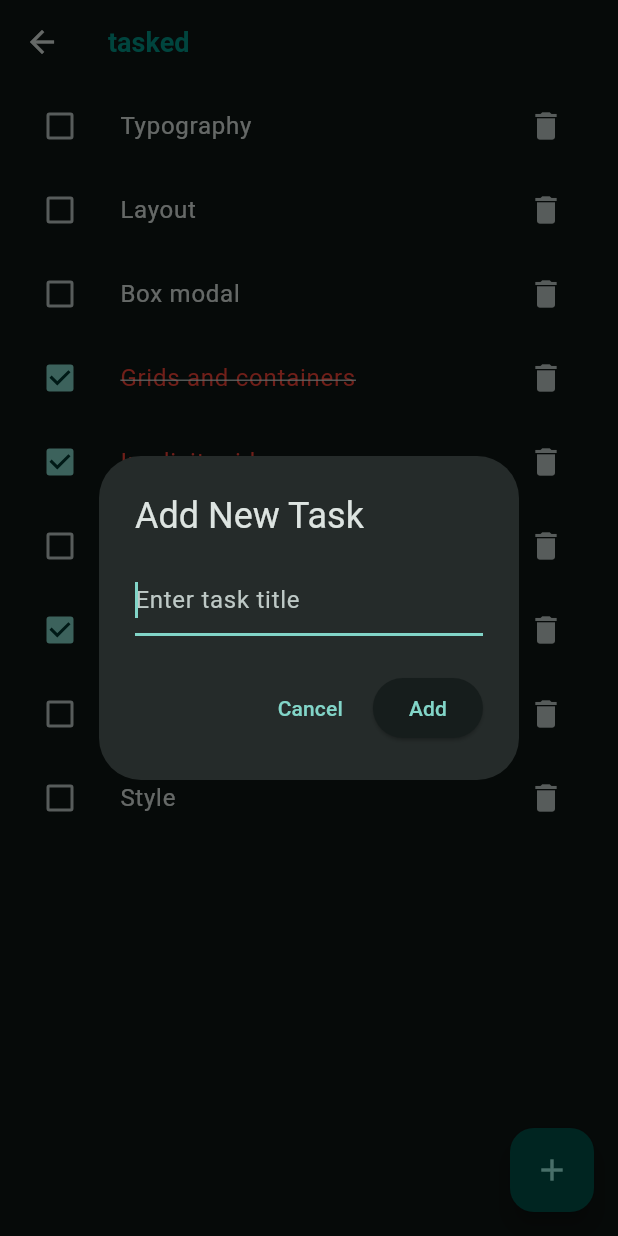
After one commit to amanmeka/CAC2025, a Flutter app: the TaskPage screen opened directly, after a tap on the "delete" icon, after a tap on the "add" icon, on a phone screen of 412 x 824 dp. The commit adds this screen. Run offline on Flutter 3.47's test engine with Material 3 defaults, Android fonts, the light colour scheme and no system bars; our stand-ins replace firebase_core, firebase_database, lottie; accounts and stored records are empty.

Commit message:
simple task page with connection to database

```diff
--- /dev/null
+++ b/flutter_cac/lib/views/pages/new_task_page.dart
@@ -0,0 +1,194 @@
+import 'package:flutter/material.dart';
+import 'package:flutter_cac/data/constants.dart';
+import 'package:flutter_cac/data/database_service.dart';
+import 'package:flutter_cac/views/pages/home_page.dart';
+
+class Task {
+  String title;
+  bool isDone;
+
+  Task({required this.title, this.isDone = false});
+}
+
+class NewTask extends StatelessWidget {
+  const NewTask({super.key});
+
+  @override
+  Widget build(BuildContext context) {
+    return const TaskPage();
+  }
+}
+
+class TaskPage extends StatefulWidget {
+  const TaskPage({super.key});
+
+  @override
+  State<TaskPage> createState() => _TaskPageState();
+}
+
+class _TaskPageState extends State<TaskPage> {
+  final List<Task> tasksList = [
+    Task(title: 'Get started', isDone: true),
+    Task(title: 'Typography'),
+    Task(title: 'Layout'),
+    Task(title: 'Box modal'),
+    Task(title: 'Grids and containers', isDone: true),
+    Task(title: 'Implicit grid', isDone: true),
+    Task(title: 'Negative spaces'),
+    Task(title: 'Alignment', isDone: true),
+    Task(title: 'Color'),
+    Task(title: 'Style'),
+  ];
+
+  void toggleTask(int index) {
+    setState(() {
+      tasksList[index].isDone = !tasksList[index].isDone;
+    });
+  }
+
+  void _addTask(String title) {
+    if (title.trim().isEmpty) return;
+    setState(() {
+      tasksList.add(Task(title: title));
+    });
+  }
+
+  void _updateTask(int index, String newTitle) {
+    if (newTitle.trim().isEmpty) return;
+    setState(() {
+      tasksList[index].title = newTitle;
+    });
+  }
+
+  void _deleteTask(int index) {
+    setState(() {
+      tasksList.removeAt(index);
+    });
+  }
+
+  void _addToDatabase(String title, String path) {
+    DatabaseService().create(path: path, data: {'name': title});
+  }
+
+  void _showAddTaskDialog() {
+    String newTaskTitle = '';
+    showDialog(
+      context: context,
+      builder: (context) {
+        return AlertDialog(
+          title: const Text('Add New Task'),
+          content: TextField(
+            autofocus: true,
+            decoration: const InputDecoration(hintText: 'Enter task title'),
+            onChanged: (value) {
+              newTaskTitle = value;
+            },
+            onSubmitted: (_) {
+              _addTask(newTaskTitle);
+              String path = 'task' + tasksList.length.toString();                   //!DatabaseService().read(path: 'tasksNumber').toString();
+              _addToDatabase(newTaskTitle, path);
+              Navigator.of(context).pop();
+            },
+          ),
+          actions: [
+            TextButton(
+              onPressed: () {
+                Navigator.of(context).pop(); // Close dialog
+              },
+              child: const Text('Cancel'),
+            ),
+            ElevatedButton(
+              onPressed: () {
+                _addTask(newTaskTitle);
+                Navigator.of(context).pop();
+
+              },
+              child: const Text('Add'),
+            ),
+          ],
+        );
+      },
+    );
+  }
+
+  void _editTask(int index) {
+    String editedTitle = tasksList[index].title;
+    showDialog(
+      context: context,
+      builder: (context) {
+        return AlertDialog(
+          title: const Text('Edit Task'),
+          content: TextField(
+            autofocus: true,
+            controller: TextEditingController(text: tasksList[index].title),
+            decoration: const InputDecoration(hintText: 'Edit task title'),
+            onChanged: (value) {
+              editedTitle = value;
+            },
+            onSubmitted: (_) {
+              _updateTask(index, editedTitle);
+              Navigator.of(context).pop();
+            },
+          ),
+          actions: [
+            TextButton(
+              onPressed: () {
+                Navigator.of(context).pop();
+              },
+              child: const Text('Cancel'),
+            ),
+            ElevatedButton(
+              onPressed: () {
+                _updateTask(index, editedTitle);
+                Navigator.of(context).pop();
+              },
+              child: const Text('Save'),
+            ),
+          ],
+        );
+      },
+    );
+  }
+
+  @override
+  Widget build(BuildContext context) {
+    return Scaffold(
+      appBar: AppBar(
+        title: const Text(
+          'tasked',
+          style: textStyles.titleTealText
+        ),
+      ),
+      floatingActionButton: FloatingActionButton(
+        onPressed: _showAddTaskDialog,
+        child: const Icon(Icons.add),
+      ),
+      body: ListView.builder(
+        itemCount: tasksList.length,
+        itemBuilder: (context, index) {
+          final task = tasksList[index];
+          return ListTile(
+            leading: Checkbox(
+              value: task.isDone,
+              onChanged: (value) => toggleTask(index),
+            ),
+            title: Text(
+              task.title,
+              style: TextStyle(
+                decoration:
+                    task.isDone ? TextDecoration.lineThrough : TextDecoration.none,
+                color: task.isDone ? Colors.red : null,
+              ),
+            ),
+            onTap: () => toggleTask(index),
+            onLongPress: () => _editTask(index),
+            trailing: IconButton(
+              icon: const Icon(Icons.delete),
+              onPressed: () => _deleteTask(index),
+            ),
+          );
+        },
+      ),
+    );
+  }
+}
```
Also changed, not shown: flutter_cac/lib/main.dart (+7 -5 lines), flutter_cac/lib/views/pages/home_page.dart (+17 -1 lines), 4 other files.
